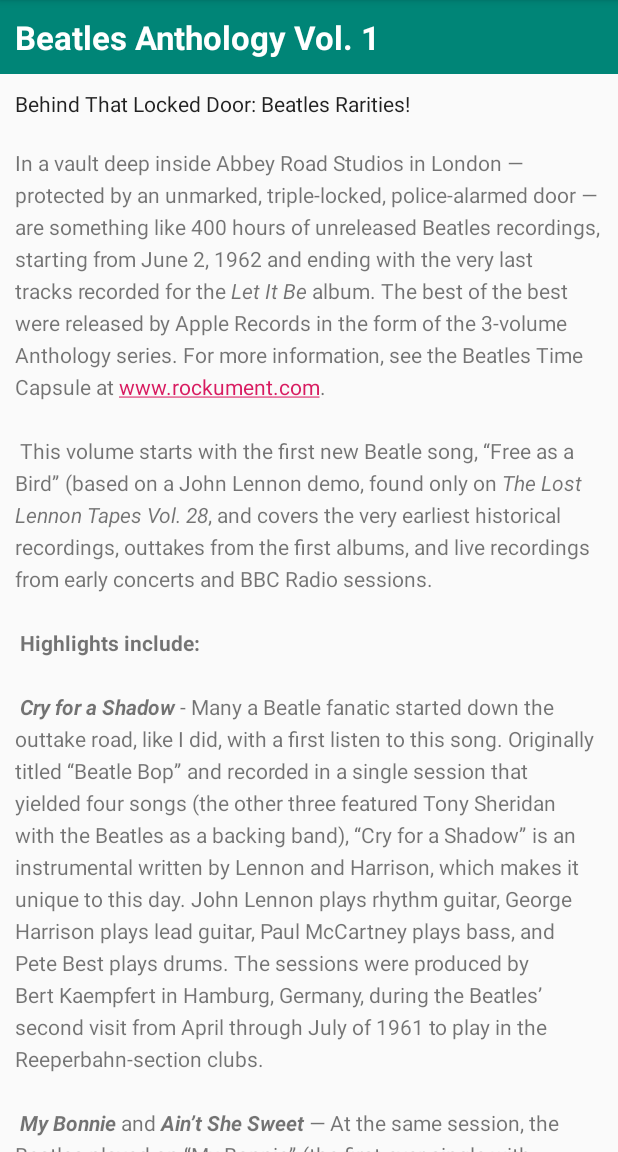
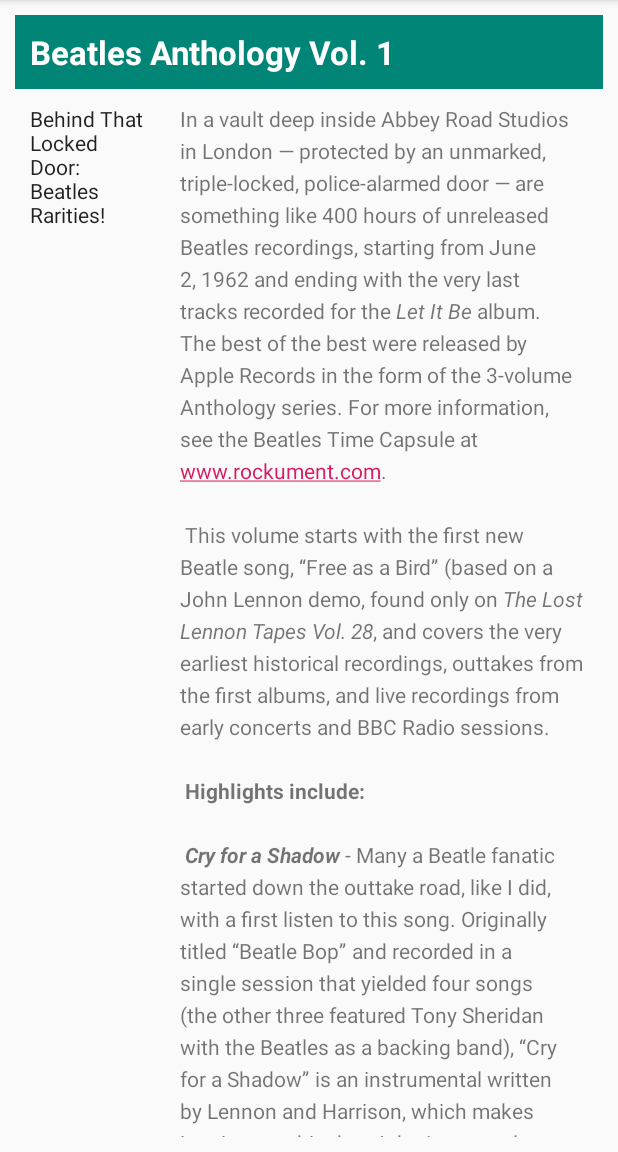
Before and after one commit to sunilthapa2018/Android-APP-TODOLIST, an Android app: the screen it shows after launch (MainActivity), on a phone screen of 412 x 824 dp, the part 84-1236 px from its top. Run offline under Robolectric (Android 15) with nearby library versions, the phone set to English and light mode, and no system bars.

Commit message:
Android fundamentals 01.3 Homework Completed

```diff
--- a/ScrollingText/app/src/main/res/layout/activity_main.xml
+++ b/ScrollingText/app/src/main/res/layout/activity_main.xml
@@ -3,6 +3,7 @@
     xmlns:tools="http://schemas.android.com/tools"
     android:layout_width="match_parent"
     android:layout_height="match_parent"
+    android:padding="@dimen/padding_regular"
     tools:context=".MainActivity">
 
     <TextView
@@ -17,23 +18,22 @@
         android:textStyle="bold" />
 
     <ScrollView
-        android:layout_width="wrap_content"
+        android:layout_width="match_parent"
         android:layout_height="wrap_content"
         android:layout_below="@id/article_heading">
 
         <LinearLayout
             android:layout_width="match_parent"
             android:layout_height="wrap_content"
-            android:orientation="vertical">
+            android:orientation="horizontal">
 
             <TextView
                 android:id="@+id/article_subheading"
-                android:layout_width="match_parent"
+                android:layout_width="100dp"
                 android:layout_height="wrap_content"
                 android:padding="@dimen/padding_regular"
                 android:text="@string/article_subtitle"
-                android:textAppearance=
-                    "@android:style/TextAppearance.DeviceDefault" />
+                android:textAppearance="@android:style/TextAppearance.DeviceDefault" />
 
             <TextView
                 android:id="@+id/article"
@@ -44,10 +44,6 @@
                 android:padding="@dimen/padding_regular"
                 android:text="@string/article_text" />
 
-            <Button
-                android:layout_width="wrap_content"
-                android:layout_height="wrap_content"
-                android:text="@string/btnAddCommentText" />
         </LinearLayout>
 
     </ScrollView>
```
